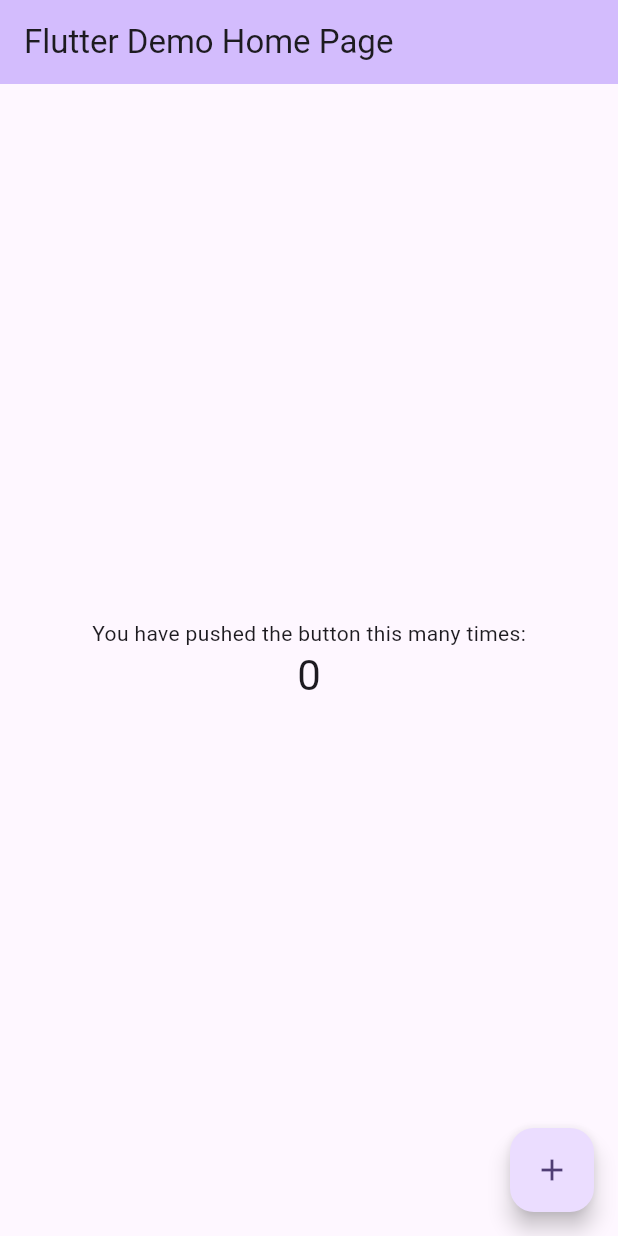
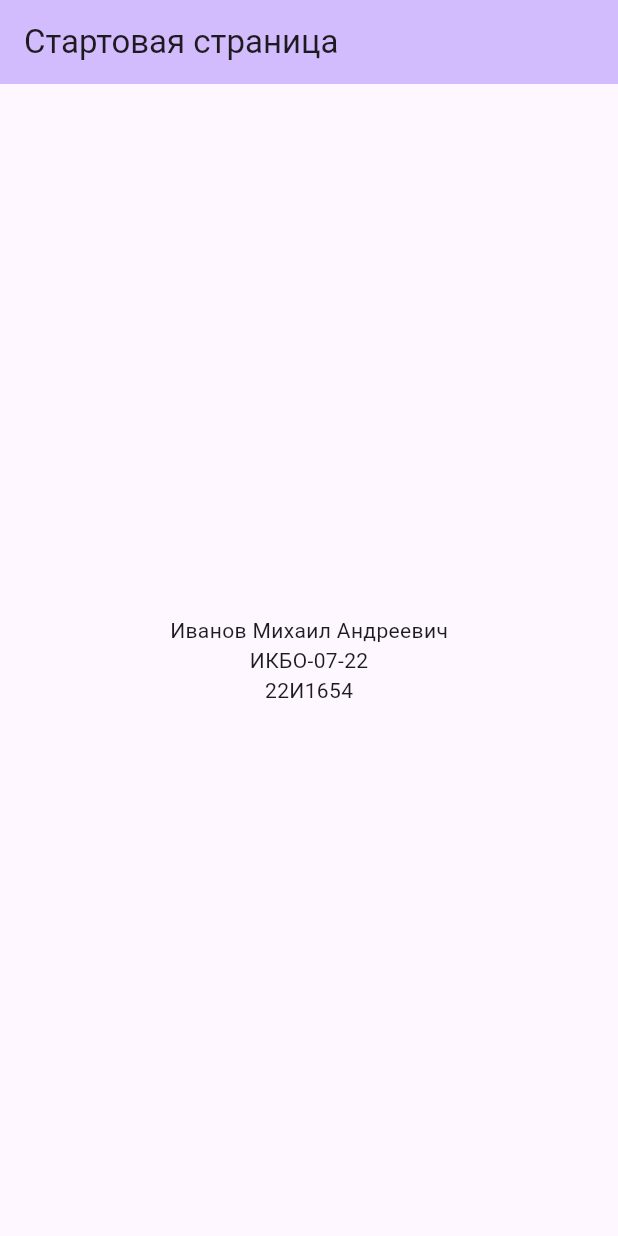
Before and after one commit to Werneser/flutter1, a Flutter app: the screen it shows after launch, on a phone screen of 412 x 824 dp. Run offline on Flutter 3.47's test engine with Material 3 defaults, Android fonts, the phone set to English and light mode, and no system bars.

Commit message:
Обновление main.dart. Корректировка для отображение ФИО, номера группы, номера студенческого

```diff
--- a/lib/main.dart
+++ b/lib/main.dart
@@ -14,81 +14,33 @@ class MyApp extends StatelessWidget {
       theme: ThemeData(
         colorScheme: ColorScheme.fromSeed(seedColor: Colors.deepPurple),
       ),
-      home: const MyHomePage(title: 'Flutter Demo Home Page'),
+      home: const MyHomePage(title: 'Стартовая страница'),
     );
   }
 }
 
-class MyHomePage extends StatefulWidget {
+class MyHomePage extends StatelessWidget {
   const MyHomePage({super.key, required this.title});
-
 
   final String title;
 
   @override
-  State<MyHomePage> createState() => _MyHomePageState();
-}
-
-class _MyHomePageState extends State<MyHomePage> {
-  int _counter = 0;
-
-  void _incrementCounter() {
-    setState(() {
-
-      _counter++;
-    });
-  }
-
-  @override
   Widget build(BuildContext context) {
-    // This method is rerun every time setState is called, for instance as done
-    // by the _incrementCounter method above.
-    //
-    // The Flutter framework has been optimized to make rerunning build methods
-    // fast, so that you can just rebuild anything that needs updating rather
-    // than having to individually change instances of widgets.
     return Scaffold(
       appBar: AppBar(
-        // TRY THIS: Try changing the color here to a specific color (to
-        // Colors.amber, perhaps?) and trigger a hot reload to see the AppBar
-        // change color while the other colors stay the same.
         backgroundColor: Theme.of(context).colorScheme.inversePrimary,
-        // Here we take the value from the MyHomePage object that was created by
-        // the App.build method, and use it to set our appbar title.
-        title: Text(widget.title),
+        title: Text(title),
       ),
       body: Center(
-        // Center is a layout widget. It takes a single child and positions it
-        // in the middle of the parent.
         child: Column(
-          // Column is also a layout widget. It takes a list of children and
-          // arranges them vertically. By default, it sizes itself to fit its
-          // children horizontally, and tries to be as tall as its parent.
-          //
-          // Column has various properties to control how it sizes itself and
-          // how it positions its children. Here we use mainAxisAlignment to
-          // center the children vertically; the main axis here is the vertical
-          // axis because Columns are vertical (the cross axis would be
-          // horizontal).
-          //
-          // TRY THIS: Invoke "debug painting" (choose the "Toggle Debug Paint"
-          // action in the IDE, or press "p" in the console), to see the
-          // wireframe for each widget.
           mainAxisAlignment: MainAxisAlignment.center,
           children: <Widget>[
-            const Text('You have pushed the button this many times:'),
-            Text(
-              '$_counter',
-              style: Theme.of(context).textTheme.headlineMedium,
-            ),
+            const Text('Иванов Михаил Андреевич'),
+            const Text('ИКБО-07-22'),
+            const Text('22И1654'),
           ],
         ),
       ),
-      floatingActionButton: FloatingActionButton(
-        onPressed: _incrementCounter,
-        tooltip: 'Increment',
-        child: const Icon(Icons.add),
-      ), // This trailing comma makes auto-formatting nicer for build methods.
     );
   }
 }
```
